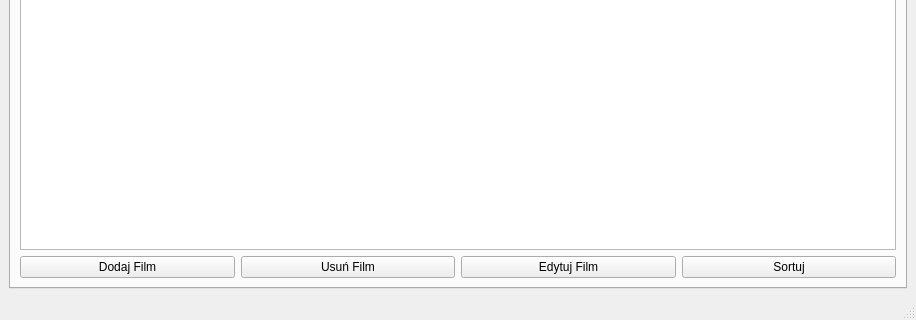
Qt form mainwindow.ui (maciej-umanski/Wypozyczalnia_Filmow_PC2_QT) before a commit; both pictures show x 0 to 916 and y 183 to 503 of the 916 by 503 pixel window.
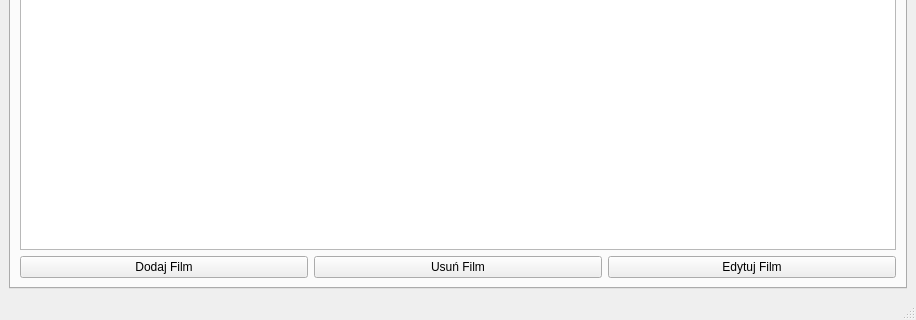
The same form after that commit. The open tabs and pages were chosen to show the change.

```diff
--- a/mainwindow.ui
+++ b/mainwindow.ui
@@ -289,13 +289,6 @@
             </property>
            </widget>
           </item>
-          <item>
-           <widget class="QPushButton" name="sortMovieButton">
-            <property name="text">
-             <string>Sortuj</string>
-            </property>
-           </widget>
-          </item>
          </layout>
         </item>
         <item row="0" column="0">
```
Left out of the diff: 34 changed lines with no effect on the pictures.
